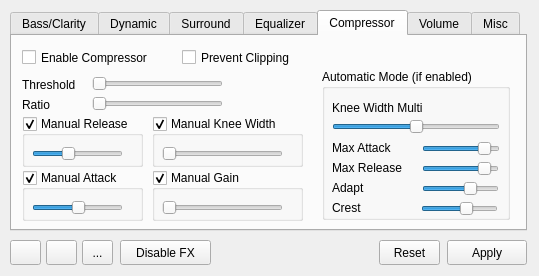
Qt form mainwindow.ui (Audio4Linux/Viper4Linux-GUI) before a commit.
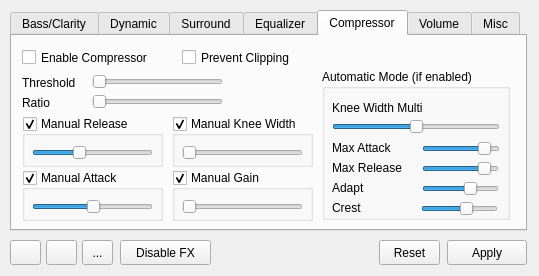
The same form after that commit. The open tabs and pages were chosen to show the change. Icons and pictures are not drawn.

Patch:
```diff
--- a/mainwindow.ui
+++ b/mainwindow.ui
@@ -1789,7 +1789,7 @@
       <property name="geometry">
        <rect>
         <x>80</x>
-        <y>40</y>
+        <y>38</y>
         <width>131</width>
         <height>16</height>
        </rect>
@@ -1808,7 +1808,7 @@
       <property name="geometry">
        <rect>
         <x>10</x>
-        <y>40</y>
+        <y>38</y>
         <width>71</width>
         <height>17</height>
        </rect>
@@ -1821,7 +1821,7 @@
       <property name="geometry">
        <rect>
         <x>10</x>
-        <y>60</y>
+        <y>58</y>
         <width>71</width>
         <height>17</height>
        </rect>
@@ -1834,7 +1834,7 @@
       <property name="geometry">
        <rect>
         <x>80</x>
-        <y>60</y>
+        <y>58</y>
         <width>131</width>
         <height>16</height>
        </rect>
@@ -1852,9 +1852,9 @@
      <widget class="QGroupBox" name="m_width">
       <property name="geometry">
        <rect>
-        <x>140</x>
+        <x>160</x>
         <y>80</y>
-        <width>151</width>
+        <width>141</width>
         <height>51</height>
        </rect>
       </property>
@@ -1871,7 +1871,7 @@
        <property name="geometry">
         <rect>
          <x>10</x>
-         <y>30</y>
+         <y>29</y>
          <width>121</width>
          <height>16</height>
         </rect>
@@ -1890,9 +1890,9 @@
      <widget class="QGroupBox" name="m_gain">
       <property name="geometry">
        <rect>
-        <x>140</x>
+        <x>160</x>
         <y>134</y>
-        <width>151</width>
+        <width>141</width>
         <height>51</height>
        </rect>
       </property>
@@ -1909,7 +1909,7 @@
        <property name="geometry">
         <rect>
          <x>10</x>
-         <y>30</y>
+         <y>29</y>
          <width>121</width>
          <height>16</height>
         </rect>
@@ -1930,7 +1930,7 @@
        <rect>
         <x>10</x>
         <y>134</y>
-        <width>121</width>
+        <width>141</width>
         <height>51</height>
        </rect>
       </property>
@@ -1947,8 +1947,8 @@
        <property name="geometry">
         <rect>
          <x>10</x>
-         <y>30</y>
-         <width>91</width>
+         <y>29</y>
+         <width>121</width>
          <height>16</height>
         </rect>
        </property>
@@ -1971,7 +1971,7 @@
        <rect>
         <x>10</x>
         <y>80</y>
-        <width>121</width>
+        <width>141</width>
         <height>51</height>
        </rect>
       </property>
@@ -1988,8 +1988,8 @@
        <property name="geometry">
         <rect>
          <x>10</x>
-         <y>30</y>
-         <width>91</width>
+         <y>29</y>
+         <width>121</width>
          <height>16</height>
         </rect>
        </property>
```
Left out of the diff: 18 changed lines with no effect on the pictures.
